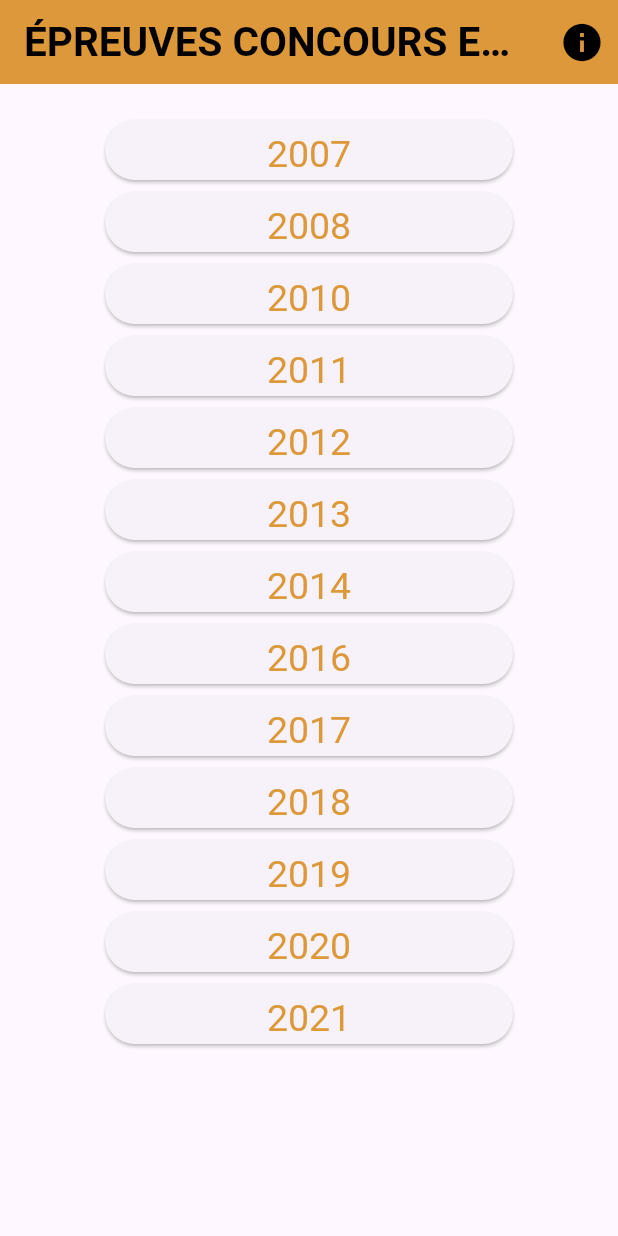
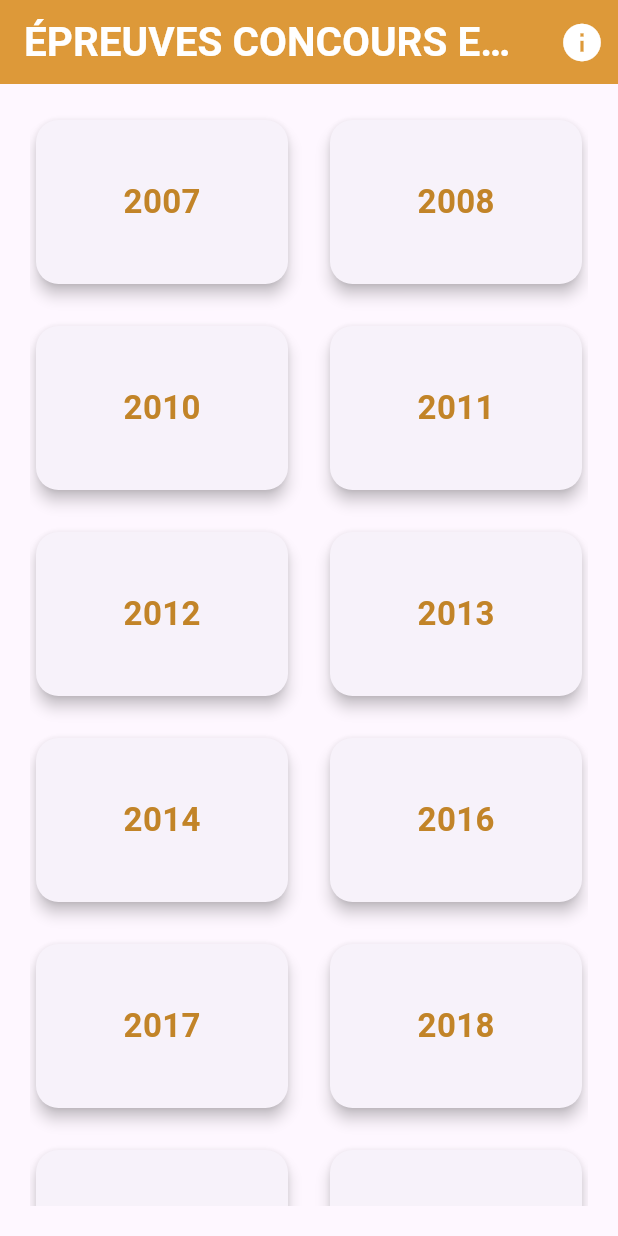
Before and after one commit to cheikhouma/CONCOURS_SN, a Flutter app: the screen it shows after launch, on a phone screen of 412 x 824 dp. Run offline on Flutter 3.47's test engine with Material 3 defaults, Android fonts, the phone set to English and light mode, and no system bars; missing offline and left inert: pdfx; Roboto replaces fonts that are missing (Poppins).

Commit message:
resolving some bugs

```diff
--- a/lib/main.dart
+++ b/lib/main.dart
@@ -13,7 +13,6 @@ class MyApp extends StatelessWidget {
   // This widget is the root of your application.
   @override
   Widget build(BuildContext context) {
-
     return MaterialApp(
       home: HomePage(),
     );
--- a/lib/pages/homepage.dart
+++ b/lib/pages/homepage.dart
@@ -1,4 +1,4 @@
-// ignore_for_file: prefer_const_constructors
+// IGNORE_FOR_FILE: PREFER_CONST_CONSTRUCTORS
 
 import 'package:flutter/material.dart';
 import 'package:ept/pages/infosdev.dart';
@@ -35,66 +35,86 @@ class _HomePageState extends State<HomePage> {
       appBar: AppBar(
         actions: [
           IconButton(
-            icon: Icon(Icons.info),
+            icon: const Icon(Icons.info),
             onPressed: () => {
               Navigator.push(
                 context,
-                MaterialPageRoute(builder: (context) => InfosDev()),
+                MaterialPageRoute(builder: (context) => const InfosDev()),
               )
             },
-            color: Colors.black,
+            color: Colors.white,
             iconSize: 30,
           ),
         ],
-        title: Center(
+        title: const Center(
           child: Text(
             "ÉPREUVES CONCOURS EPT",
             style: TextStyle(
               fontFamily: "Poppins",
               fontSize: 27,
               fontWeight: FontWeight.w700,
-              color: Colors.black,
+              color: Colors.white,
             ),
           ),
         ),
-        backgroundColor: Color.fromRGBO(221, 153, 57, 1),
+        backgroundColor: const Color.fromRGBO(221, 153, 57, 1),
       ),
-      body: ListView(
-        padding: const EdgeInsets.symmetric(horizontal: 70.0, vertical: 20),
-        children: allDates.map(
-          (date) {
-            return ElevatedButton(
-              style: ElevatedButton.styleFrom(
-                textStyle: TextStyle(
-                  color: Color.fromRGBO(221, 153, 57, 1),
-                  fontSize: 25,
-                  fontFamily: "Poppins",
-                  fontWeight: FontWeight.bold,
-                  height: 1.5,
+      body: Padding(
+        padding: const EdgeInsets.symmetric(horizontal: 20.0, vertical: 20),
+        child: GridView.builder(
+          gridDelegate: const SliverGridDelegateWithFixedCrossAxisCount(
+            crossAxisCount: 2, // Number of items per row
+            mainAxisSpacing: 20.0, // Spacing between rows
+            crossAxisSpacing: 20.0, // Spacing between columns
+            childAspectRatio: 3 / 2, // Aspect ratio of the cards
           ),
+          itemCount: allDates.length,
+          itemBuilder: (context, index) {
+            String date = allDates[index];
+            return Card(
+              elevation: 4,
+              shape: RoundedRectangleBorder(
+                borderRadius: BorderRadius.circular(15),
               ),
-              onPressed: () {
-                // Navigate to the PDF viewer page with the selected PDF file
+              child: InkWell(
+                onTap: () {
                   Navigator.push(
                     context,
-                  MaterialPageRoute(
-                    builder: (context) =>
+                    PageRouteBuilder(
+                      pageBuilder: (context, animation, secondaryAnimation) =>
                           PdfViewPage(pdfFileName: "assets/epreuves/$date.pdf"),
+                      transitionsBuilder:
+                          (context, animation, secondaryAnimation, child) {
+                        const begin = Offset(1.0, 0.0);
+                        const end = Offset.zero;
+                        const curve = Curves.ease;
+
+                        var tween = Tween(begin: begin, end: end)
+                            .chain(CurveTween(curve: curve));
+
+                        return SlideTransition(
+                          position: animation.drive(tween),
+                          child: child,
+                        );
+                      },
                     ),
                   );
                 },
+                child: Center(
                   child: Text(
                     date,
-                style: TextStyle(
-                  color: Color.fromRGBO(221, 153, 57, 1),
-                  fontSize: 25,
+                    style: const TextStyle(
                       fontFamily: "Poppins",
-                  fontWeight: FontWeight.w400,
+                      fontSize: 22,
+                      fontWeight: FontWeight.w600,
+                      color: Color.fromRGBO(194, 132, 40, 1),
+                    ),
+                  ),
                 ),
               ),
             );
           },
-        ).toList(),
+        ),
       ),
     );
   }
```
Also changed, not shown: lib/pages/pdf_viewer.dart (+5 -2 lines). Lines whose indentation alone changed are shown as unchanged.
